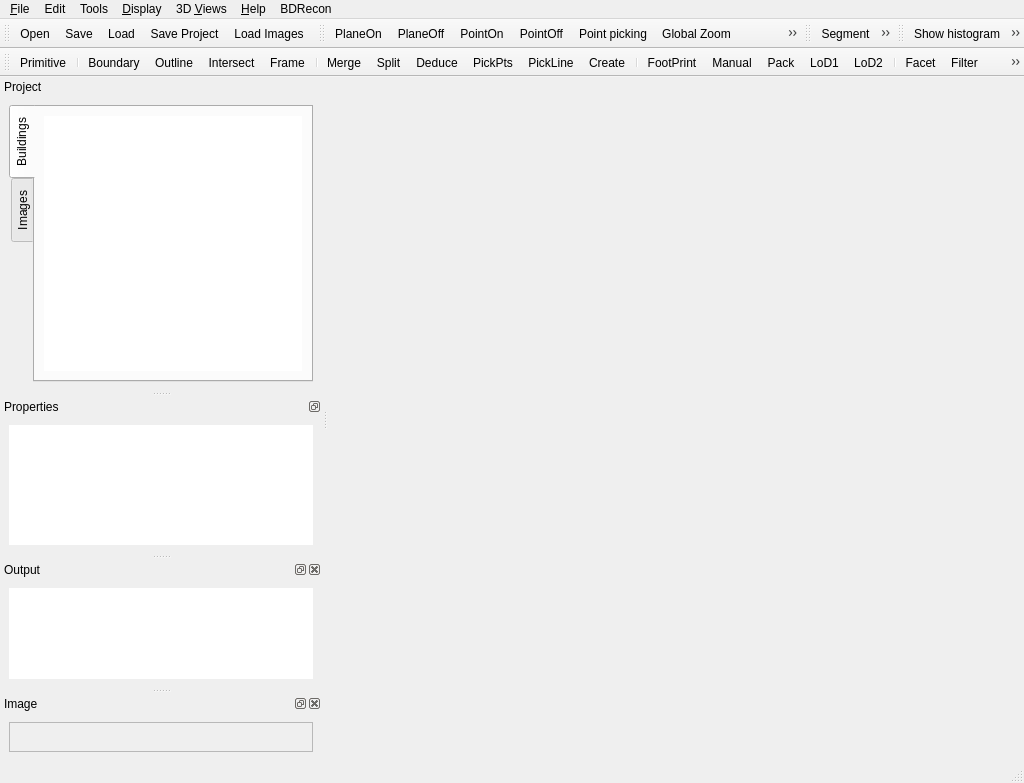
Before: the Qt Designer form qCC/ui_templates/mainWindow.ui in CloudCompare/CloudCompare, drawn with Qt 5.
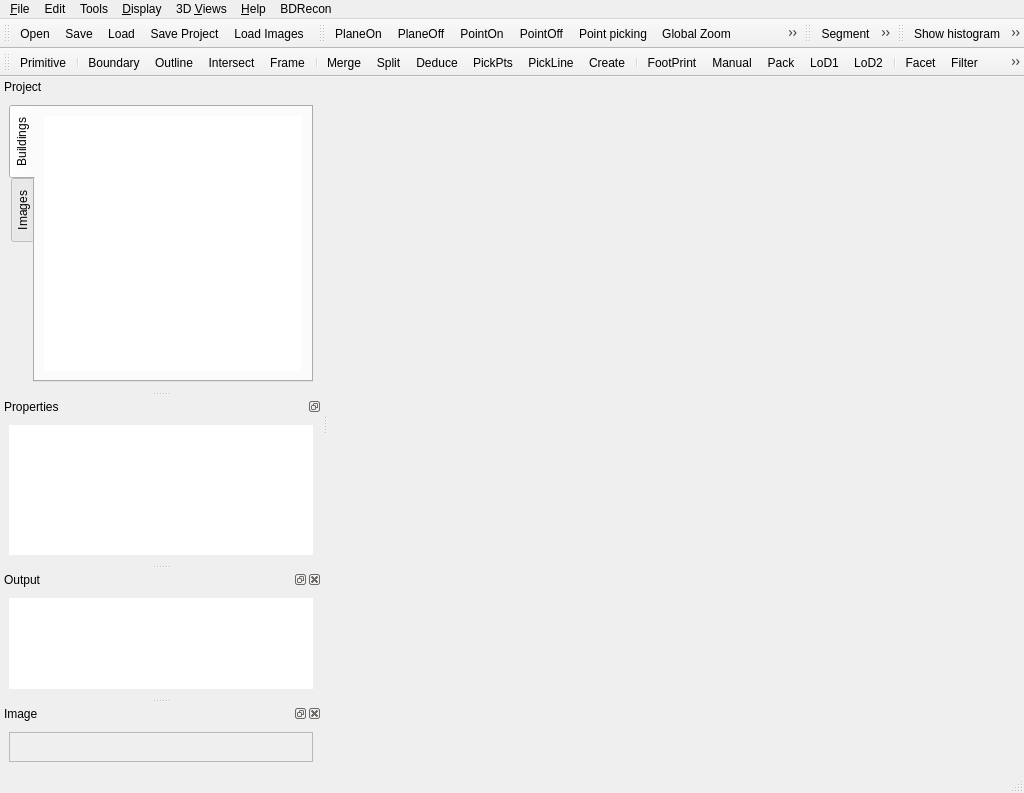
After: the same form once the commit is applied. Icons and pictures are not drawn. Custom widgets are drawn as their Qt base class.

```diff
--- a/qCC/ui_templates/mainWindow.ui
+++ b/qCC/ui_templates/mainWindow.ui
@@ -7,7 +7,7 @@
     <x>0</x>
     <y>0</y>
     <width>1024</width>
-    <height>783</height>
+    <height>793</height>
    </rect>
   </property>
   <property name="sizePolicy">
```
Left out of the diff: 7 changed lines with no effect on the pictures.
